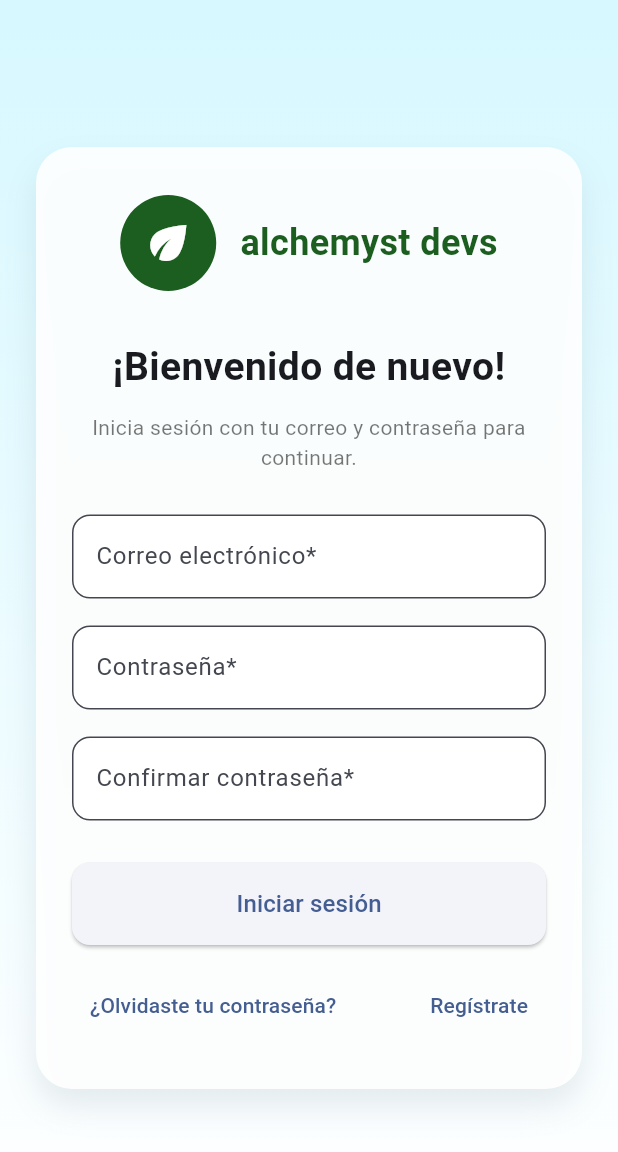
After one commit to gregoklabs-lang/growee, a Flutter app: the screen it shows after launch, after a tap on "Iniciar sesión", on a phone screen of 412 x 824 dp. The commit adds this screen. Shown: the top 1152 px of the screen. Run offline on Flutter 3.47's test engine with Material 3 defaults, Android fonts, the phone set to English and light mode, and no system bars; our stand-ins replace flutter_blue_plus, location, logger, permission_handler; missing offline and left inert: wifi_scan.

Commit message:
Add login page and route

```diff
--- a/lib/core/routes/app_routes.dart
+++ b/lib/core/routes/app_routes.dart
@@ -2,15 +2,18 @@ import 'package:flutter/material.dart';
 import '../../features/splash/splash_screen.dart';
 import '../../features/home/home_screen.dart';
 import '../../features/devices/add_device_page.dart';
+import '../../features/auth/login_page.dart';
 
 class AppRoutes {
   static const splash = '/';
   static const home = '/home';
   static const addDevice = '/add-device';
+  static const login = '/login';
 
   static Map<String, WidgetBuilder> get routes => {
         splash: (context) => const SplashScreen(),
         home: (context) => const HomeScreen(),
         addDevice: (context) => const AddDevicePage(),
+        login: (context) => const LoginPage(),
       };
 }
--- /dev/null
+++ b/lib/features/auth/login_page.dart
@@ -0,0 +1,232 @@
+import 'package:flutter/material.dart';
+
+class LoginPage extends StatefulWidget {
+  const LoginPage({super.key});
+
+  @override
+  State<LoginPage> createState() => _LoginPageState();
+}
+
+class _LoginPageState extends State<LoginPage> {
+  final GlobalKey<FormState> _formKey = GlobalKey<FormState>();
+  final TextEditingController _emailController = TextEditingController();
+  final TextEditingController _passwordController = TextEditingController();
+  final TextEditingController _confirmPasswordController =
+      TextEditingController();
+
+  @override
+  void dispose() {
+    _emailController.dispose();
+    _passwordController.dispose();
+    _confirmPasswordController.dispose();
+    super.dispose();
+  }
+
+  void _onLogin() {
+    if (_formKey.currentState?.validate() ?? false) {
+      ScaffoldMessenger.of(context).showSnackBar(
+        const SnackBar(
+          content: Text('Inicio de sesión validado correctamente.'),
+        ),
+      );
+    }
+  }
+
+  InputDecoration _inputDecoration(String label, String hint) {
+    return InputDecoration(
+      labelText: label,
+      hintText: hint,
+      filled: true,
+      fillColor: Colors.white,
+      border: OutlineInputBorder(
+        borderRadius: BorderRadius.circular(12),
+      ),
+      focusedBorder: OutlineInputBorder(
+        borderRadius: BorderRadius.circular(12),
+        borderSide: const BorderSide(color: Colors.blueAccent, width: 2),
+      ),
+    );
+  }
+
+  @override
+  Widget build(BuildContext context) {
+    return Scaffold(
+      body: Container(
+        decoration: const BoxDecoration(
+          gradient: LinearGradient(
+            colors: [Color(0xFFD7F8FF), Colors.white],
+            begin: Alignment.topCenter,
+            end: Alignment.bottomCenter,
+          ),
+        ),
+        width: double.infinity,
+        child: SafeArea(
+          child: Center(
+            child: SingleChildScrollView(
+              padding: const EdgeInsets.symmetric(horizontal: 24, vertical: 32),
+              child: Column(
+                mainAxisSize: MainAxisSize.min,
+                children: [
+                  Container(
+                    padding: const EdgeInsets.symmetric(
+                      horizontal: 24,
+                      vertical: 32,
+                    ),
+                    decoration: BoxDecoration(
+                      color: Colors.white.withOpacity(0.9),
+                      borderRadius: BorderRadius.circular(24),
+                      boxShadow: [
+                        BoxShadow(
+                          color: Colors.blueGrey.withOpacity(0.15),
+                          blurRadius: 18,
+                          offset: const Offset(0, 12),
+                        ),
+                      ],
+                    ),
+                    child: Column(
+                      crossAxisAlignment: CrossAxisAlignment.stretch,
+                      children: [
+                        Row(
+                          mainAxisAlignment: MainAxisAlignment.center,
+                          children: const [
+                            CircleAvatar(
+                              radius: 32,
+                              backgroundColor: Color(0xFF1B5E20),
+                              child: Icon(
+                                Icons.eco,
+                                size: 36,
+                                color: Colors.white,
+                              ),
+                            ),
+                            SizedBox(width: 16),
+                            Text(
+                              'alchemyst devs',
+                              style: TextStyle(
+                                fontSize: 24,
+                                fontWeight: FontWeight.w600,
+                                color: Color(0xFF1B5E20),
+                              ),
+                            ),
+                          ],
+                        ),
+                        const SizedBox(height: 32),
+                        const Text(
+                          '¡Bienvenido de nuevo!',
+                          textAlign: TextAlign.center,
+                          style: TextStyle(
+                            fontSize: 26,
+                            fontWeight: FontWeight.bold,
+                          ),
+                        ),
+                        const SizedBox(height: 12),
+                        const Text(
+                          'Inicia sesión con tu correo y contraseña para continuar.',
+                          textAlign: TextAlign.center,
+                          style: TextStyle(fontSize: 14, color: Colors.black54),
+                        ),
+                        const SizedBox(height: 28),
+                        Form(
+                          key: _formKey,
+                          child: Column(
+                            children: [
+                              TextFormField(
+                                controller: _emailController,
+                                keyboardType: TextInputType.emailAddress,
+                                decoration: _inputDecoration(
+                                  'Correo electrónico*',
+                                  'usuario@ejemplo.com',
+                                ),
+                                validator: (value) {
+                                  if (value == null || value.isEmpty) {
+                                    return 'Ingresa tu correo electrónico';
+                                  }
+                                  if (!RegExp(r'^.+@.+\..+$').hasMatch(value)) {
+                                    return 'Introduce un correo válido';
+                                  }
+                                  return null;
+                                },
+                              ),
+                              const SizedBox(height: 18),
+                              TextFormField(
+                                controller: _passwordController,
+                                obscureText: true,
+                                decoration: _inputDecoration(
+                                  'Contraseña*',
+                                  'Introduce tu contraseña',
+                                ),
+                                validator: (value) {
+                                  if (value == null || value.isEmpty) {
+                                    return 'Ingresa tu contraseña';
+                                  }
+                                  if (value.length < 6) {
+                                    return 'La contraseña debe tener al menos 6 caracteres';
+                                  }
+                                  return null;
+                                },
+                              ),
+                              const SizedBox(height: 18),
+                              TextFormField(
+                                controller: _confirmPasswordController,
+                                obscureText: true,
+                                decoration: _inputDecoration(
+                                  'Confirmar contraseña*',
+                                  'Repite tu contraseña',
+                                ),
+                                validator: (value) {
+                                  if (value == null || value.isEmpty) {
+                                    return 'Confirma tu contraseña';
+                                  }
+                                  if (value != _passwordController.text) {
+                                    return 'Las contraseñas no coinciden';
+                                  }
+                                  return null;
+                                },
+                              ),
+                              const SizedBox(height: 28),
+                              SizedBox(
+                                width: double.infinity,
+                                child: ElevatedButton(
+                                  style: ElevatedButton.styleFrom(
+                                    padding: const EdgeInsets.symmetric(
+                                      vertical: 16,
+                                    ),
+                                    shape: RoundedRectangleBorder(
+                                      borderRadius: BorderRadius.circular(12),
+                                    ),
+                                  ),
+                                  onPressed: _onLogin,
+                                  child: const Text(
+                                    'Iniciar sesión',
+                                    style: TextStyle(fontSize: 16),
+                                  ),
+                                ),
+                              ),
+                              const SizedBox(height: 16),
+                              Row(
+                                mainAxisAlignment: MainAxisAlignment.spaceBetween,
+                                children: [
+                                  TextButton(
+                                    onPressed: () {},
+                                    child: const Text('¿Olvidaste tu contraseña?'),
+                                  ),
+                                  TextButton(
+                                    onPressed: () {},
+                                    child: const Text('Regístrate'),
+                                  ),
+                                ],
+                              ),
+                            ],
+                          ),
+                        ),
+                      ],
+                    ),
+                  ),
+                ],
+              ),
+            ),
+          ),
+        ),
+      ),
+    );
+  }
+}
--- a/lib/features/home/home_screen.dart
+++ b/lib/features/home/home_screen.dart
@@ -1,4 +1,5 @@
 import 'package:flutter/material.dart';
+import '../../core/routes/app_routes.dart';
 import '../modify/modify_page.dart';
 import '../history/history_page.dart';
 import '../devices/devices_page.dart';
@@ -34,10 +35,28 @@ class _HomeScreenState extends State<HomeScreen> {
         backgroundColor: Colors.white,
         elevation: 0.5,
       ),
-      body: const Center(
-        child: Text(
-          'Dashboard Principal',
-          style: TextStyle(fontSize: 22, fontWeight: FontWeight.bold),
+      body: Center(
+        child: Column(
+          mainAxisSize: MainAxisSize.min,
+          children: [
+            const Text(
+              'Dashboard Principal',
+              style: TextStyle(fontSize: 22, fontWeight: FontWeight.bold),
+            ),
+            const SizedBox(height: 24),
+            ElevatedButton(
+              style: ElevatedButton.styleFrom(
+                padding: const EdgeInsets.symmetric(horizontal: 24, vertical: 12),
+                shape: RoundedRectangleBorder(
+                  borderRadius: BorderRadius.circular(12),
+                ),
+              ),
+              onPressed: () {
+                Navigator.of(context).pushNamed(AppRoutes.login);
+              },
+              child: const Text('Iniciar sesión'),
+            ),
+          ],
         ),
       ),
     );
```
